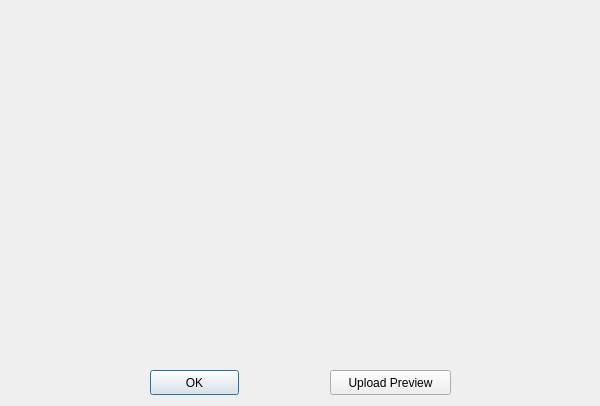
Oschart/PeerGUI, file imagelargepreview.ui: the form before one commit.
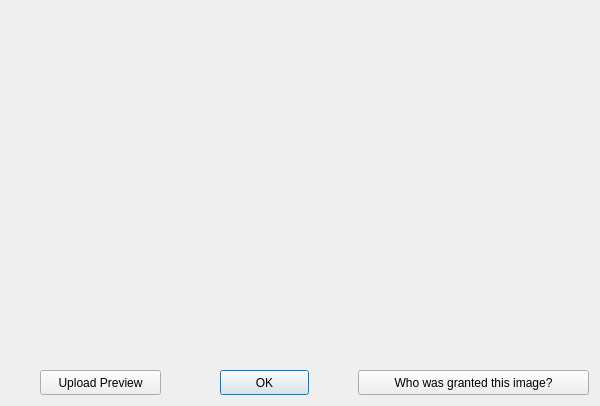
The form after the commit.

```diff
--- a/imagelargepreview.ui
+++ b/imagelargepreview.ui
@@ -16,7 +16,7 @@
   <widget class="QPushButton" name="pushButton">
    <property name="geometry">
     <rect>
-     <x>150</x>
+     <x>220</x>
      <y>370</y>
      <width>89</width>
      <height>25</height>
@@ -42,7 +42,7 @@
   <widget class="QPushButton" name="pushButton_2">
    <property name="geometry">
     <rect>
-     <x>330</x>
+     <x>40</x>
      <y>370</y>
      <width>121</width>
      <height>25</height>
@@ -52,6 +52,19 @@
     <string>Upload Preview</string>
    </property>
   </widget>
+  <widget class="QPushButton" name="pushButton_3">
+   <property name="geometry">
+    <rect>
+     <x>358</x>
+     <y>370</y>
+     <width>231</width>
+     <height>25</height>
+    </rect>
+   </property>
+   <property name="text">
+    <string>Who was granted this image?</string>
+   </property>
+  </widget>
  </widget>
  <resources/>
  <connections/>
```
